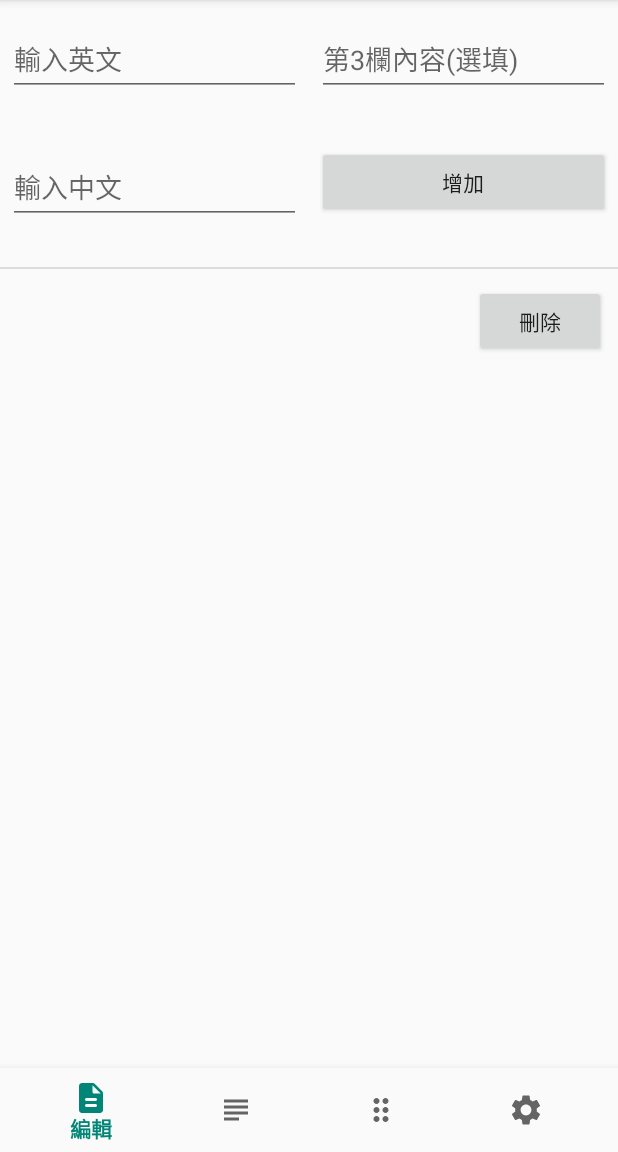
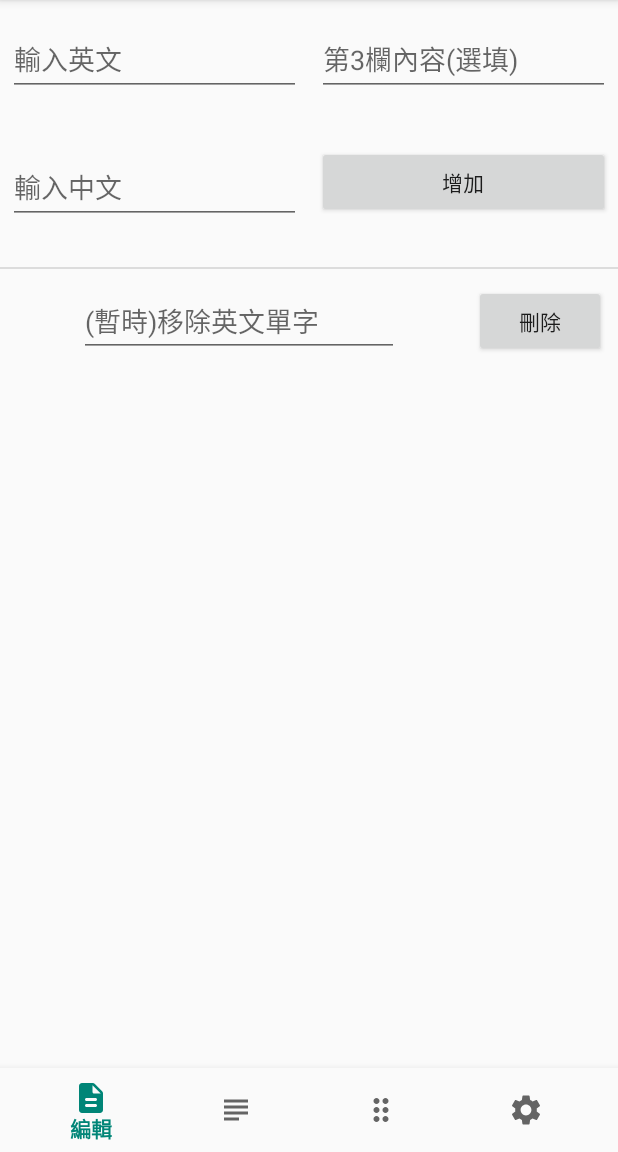
Before and after one commit to 312321321321432/supervoc, an Android app: the screen it shows after launch (MainActivity), after a tap on "刪除", on a phone screen of 412 x 824 dp, the part 84-1236 px from its top. Run offline under Robolectric (Android 15) with nearby library versions, the phone set to English and light mode, and no system bars; libraries missing offline, so code that uses them is left out: es.dmoral.toasty.

Commit message:
add fecture:delete

```diff
--- a/app/src/main/java/com/hi/andy/supervocsdk28/MainActivity.java
+++ b/app/src/main/java/com/hi/andy/supervocsdk28/MainActivity.java
@@ -18,6 +18,7 @@ import android.view.View;
 import android.view.inputmethod.InputMethodManager;
 import android.webkit.WebView;
 import android.widget.AdapterView;
+import android.widget.Button;
 import android.widget.CompoundButton;
 import android.widget.EditText;
 import android.widget.Switch;
@@ -40,17 +41,17 @@ import androidx.viewpager.widget.ViewPager;
 import es.dmoral.toasty.Toasty;
 
 
-public class MainActivity extends AppCompatActivity implements ViewPager.OnPageChangeListener, AdapterView.OnItemSelectedListener, DialogInterface.OnClickListener, CompoundButton.OnCheckedChangeListener {
+public class MainActivity extends AppCompatActivity implements ViewPager.OnPageChangeListener, AdapterView.OnItemSelectedListener, DialogInterface.OnClickListener, CompoundButton.OnCheckedChangeListener{
 
         private static Boolean isExit = false;
         private static Boolean hasTask = false;
 
 
         String Thline = "";
-        int autosave = 1;
-    String appVersion;
-Timer timerExit = new Timer();
-TimerTask task = new TimerTask() {
+        int autosave =1;
+        String appVersion;
+        Timer timerExit = new Timer();
+        TimerTask task = new TimerTask() {
      @Override
      public void run() {
         isExit = false;
@@ -153,6 +154,7 @@ TimerTask task = new TimerTask() {
             db = openOrCreateDatabase(db_name, Context.MODE_PRIVATE, null);
             String createTable = "CREATE TABLE IF NOT EXISTS " + tb_name + "(eng VARCHAR(64)," + "chn VARCHAR(32)," + "hint VARCHAR(16))";
             db.execSQL(createTable);
+            c = db.rawQuery("SELECT * FROM " + tb_name, null);
 
 
             //db
@@ -235,6 +237,8 @@ break;
             } else {
                 allC.setTextSize(12);
                 allC.setText(getString(R.string.there_isn_t_any_voc));
+                allE.setText("");
+                allh.setText("");
             }
             break;
         case 2://other
@@ -310,6 +314,7 @@ break;
         return super.onPrepareOptionsMenu(menu);
     }
 
+
     @SuppressLint("WrongConstant")
     public void add(View V) {
 
@@ -381,23 +386,27 @@ break;
             }
         }
         public void del(View V) {
-            //if(delnum.length() == 0){
+            EditText delete_input = (EditText) findViewById(R.id.delete_input);
+        if(delete_input.length() == 0){
                 Toast.makeText(this, R.string.no_use, Toast.LENGTH_SHORT).show();
-            //}
-            //else{
-                //new AlertDialog.Builder(this)
-                        //.setMessage("del '" + delnum.getText().toString() + "' ?")
-                        //.setTitle(R.string.really)
-                        //.setPositiveButton(R.string.sure, this)
-                        //.setNegativeButton(R.string.cancel, null)
-                        //.show();
-            //}
+            }
+            else{
+                new AlertDialog.Builder(this)
+                        .setMessage("del '" + delete_input.getText().toString() + "' ?")
+                        .setTitle(R.string.really)
+                        .setPositiveButton(R.string.sure, this)
+                        .setNegativeButton(R.string.cancel, null)
+                        .show();
+            }
         }
 
         @Override
         public void onClick(DialogInterface dialogInterface, int i) {
+            EditText delete_input = (EditText) findViewById(R.id.delete_input);
+            db.delete(tb_name, "eng" + "=?", new String[]{String.valueOf(delete_input.getText().toString())});
+            c = db.rawQuery("SELECT * FROM " + tb_name, null);
+            delete_input.setText("");
             //del
-            //db.delete(tb_name, "s", null);
             }
 
         @Override
@@ -477,6 +486,7 @@ break;
                 .putInt("a_s", autosave)
                 .apply();
     }
+
 }
 /*
 尚未做的事：
--- a/app/src/main/res/layout/frame_edit.xml
+++ b/app/src/main/res/layout/frame_edit.xml
@@ -133,5 +133,19 @@
         android:background="?android:attr/listDivider"
         app:layout_constraintTop_toTopOf="@+id/guideline2" />
 
+    <EditText
+        android:id="@+id/delete_input"
+        android:layout_width="wrap_content"
+        android:layout_height="wrap_content"
+        android:layout_marginStart="10dp"
+        android:layout_marginEnd="8dp"
+        android:ems="10"
+        android:hint="(暫時)移除英文單字"
+        android:inputType="textPersonName"
+        app:layout_constraintBottom_toTopOf="@+id/guideline3"
+        app:layout_constraintEnd_toStartOf="@+id/del"
+        app:layout_constraintStart_toStartOf="parent"
+        app:layout_constraintTop_toTopOf="@+id/guideline2" />
+
 
 </androidx.constraintlayout.widget.ConstraintLayout>
--- a/app/src/main/res/values/strings.xml
+++ b/app/src/main/res/values/strings.xml
@@ -7,7 +7,7 @@
     <string name="title_settings">設定</string>
     <string name="added">已增加</string>
     <string name="add">增加</string>
-    <string name="no_use">尚未實作</string>
+    <string name="no_use">未輸入</string>
     <string name="I_E">輸入英文</string>
     <string name="I_C">輸入中文</string>
     <string name="I_T">第3欄內容(選填)</string>
@@ -38,5 +38,5 @@ ABCDEFGHIJKLMNOPQRSTUVWXYZ`!"$^*()=#[]',./?/*-_+&#060;&#062;&#064;&#038;</string
     <string name="word_10">注意：字元大於10有可能重疊</string>
     <string name="back_to_default">返回預設值</string>
     <string name="on_a_save_text">自動儲存(注意：關閉此選項可能不會儲存您的單字)</string>
-    <string name="off_a_save_text">自動儲存(注意：開啟此選項可能造成硬體一定的消耗損壞)</string>
+    <string name="off_a_save_text">自動儲存(注意：開啟此選項可能造成硬體一定的消耗)</string>
 </resources>
```
